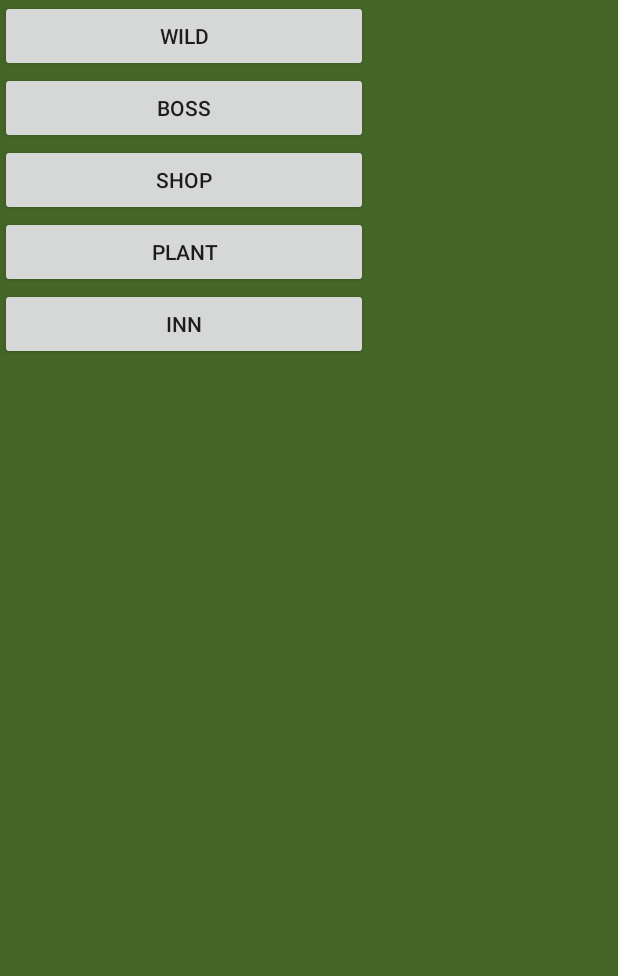
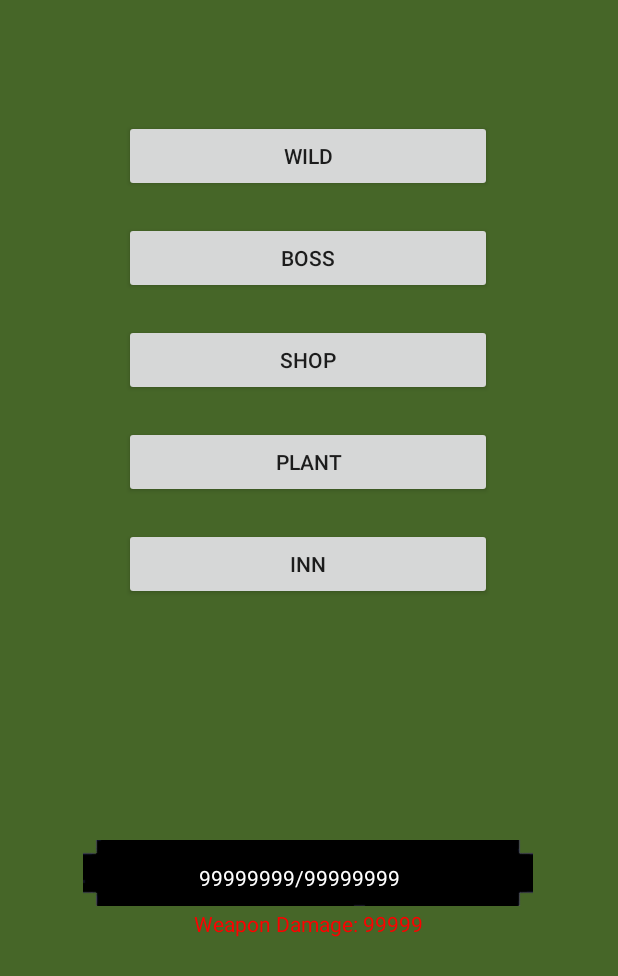
Before and after one commit to piemastr2/ClickerGame2, an Android app: the screen it shows after launch (MainActivity), on a phone screen of 412 x 824 dp. Shown: the top 976 px of the screen. Run offline under Robolectric (Android 15) with nearby library versions, the phone set to English and light mode, and no system bars.

Commit message:
I made changes to the main screen.

```diff
--- /dev/null
+++ b/app/src/main/java/com/musiccoder/clickergame2/Inn.java
@@ -0,0 +1,4 @@
+package com.musiccoder.clickergame2;
+
+public class Inn {
+}
--- a/app/src/main/java/com/musiccoder/clickergame2/MainActivity.java
+++ b/app/src/main/java/com/musiccoder/clickergame2/MainActivity.java
@@ -19,13 +19,21 @@ public class MainActivity extends AppCompatActivity {
             actionBar.hide();
         }
 
-        Button btn = (Button)findViewById(R.id.Shop_main);
+        Button btn_shop = (Button)findViewById(R.id.Shop_main);
+        Button btn_inn = (Button)findViewById(R.id.Inn_main);
 
-        btn.setOnClickListener(new View.OnClickListener() {
+        btn_shop.setOnClickListener(new View.OnClickListener() {
             @Override
             public void onClick(View view) {
                 startActivity(new Intent(MainActivity.this,Shop.class));
             }
         });
+
+        btn_inn.setOnClickListener(new View.OnClickListener() {
+            @Override
+            public void onClick(View view) {
+                startActivity(new Intent(MainActivity.this,Inn.class));
+            }
+        });
     }
 }
--- a/app/src/main/res/layout/activity_main.xml
+++ b/app/src/main/res/layout/activity_main.xml
@@ -5,54 +5,99 @@
     xmlns:app="http://schemas.android.com/apk/res-auto"
     android:layout_width="match_parent"
     android:layout_height="match_parent"
+    android:gravity="center"
     android:background="#466628"
     tools:context="com.musiccoder.clickergame2.MainActivity">
 
     <LinearLayout
-        android:layout_width="368dp"
-        android:layout_height="495dp"
+        android:layout_width="411dp"
+        android:layout_height="626dp"
+        android:layout_gravity="center"
+        android:gravity="center"
         android:orientation="vertical"
-        tools:layout_editor_absoluteX="8dp"
-        tools:layout_editor_absoluteY="8dp">
+        android:paddingTop="70dp"
+        tools:layout_editor_absoluteX="0dp"
+        tools:layout_editor_absoluteY="2dp">
 
         <Button
             android:id="@+id/Wild_main"
             android:layout_width="245dp"
             android:layout_height="wrap_content"
-            android:text="Wild"
-            app:layout_constraintLeft_toLeftOf="parent"
-            app:layout_constraintRight_toRightOf="parent" />
+            android:layout_centerInParent="true"
+            android:layout_margin="10dp"
+            android:text="Wild" />
 
         <Button
             android:id="@+id/Boss_main"
             android:layout_width="245dp"
             android:layout_height="wrap_content"
-            android:text="Boss"
-            app:layout_constraintLeft_toLeftOf="parent"
-            app:layout_constraintRight_toRightOf="parent" />
+            android:layout_centerInParent="true"
+            android:layout_margin="10dp"
+            android:text="Boss" />
 
         <Button
             android:id="@+id/Shop_main"
             android:layout_width="245dp"
             android:layout_height="wrap_content"
-            android:text="Shop"
-            app:layout_constraintLeft_toLeftOf="parent"
-            app:layout_constraintRight_toRightOf="parent" />
+            android:layout_centerInParent="true"
+            android:layout_margin="10dp"
+            android:text="Shop" />
 
         <Button
             android:id="@+id/Plant_main"
             android:layout_width="245dp"
             android:layout_height="wrap_content"
-            android:text="Plant"
-            app:layout_constraintLeft_toLeftOf="parent"
-            app:layout_constraintRight_toRightOf="parent" />
+            android:layout_centerInParent="true"
+            android:layout_margin="10dp"
+            android:text="Plant" />
 
         <Button
             android:id="@+id/Inn_main"
             android:layout_width="245dp"
             android:layout_height="wrap_content"
-            android:text="Inn"
-            app:layout_constraintLeft_toLeftOf="parent"
-            app:layout_constraintRight_toRightOf="parent" />
+            android:layout_centerInParent="true"
+            android:layout_margin="10dp"
+            android:text="Inn" />
+
+
+        <android.support.constraint.ConstraintLayout
+            android:layout_width="300dp"
+            android:layout_height="wrap_content"
+            android:layout_marginTop="150dp">
+
+            <ImageView
+                android:id="@+id/imageView1"
+                android:layout_width="match_parent"
+                android:layout_height="match_parent"
+                android:adjustViewBounds="true"
+                android:maxWidth="300dp"
+                android:maxHeight="66dp"
+                android:scaleType="fitCenter"
+                android:src="@drawable/temp"
+                tools:layout_editor_absoluteX="45dp"
+                tools:layout_editor_absoluteY="5dp" />
+
+            <TextView
+                android:id="@+id/textView"
+                android:layout_width="wrap_content"
+                android:layout_height="wrap_content"
+                android:paddingLeft="77dp"
+                android:paddingTop="15dp"
+                android:text="99999999/99999999"
+                android:textColor="#FFFFFF" />
+
+
+        </android.support.constraint.ConstraintLayout>
+
+        <TextView
+            android:layout_width="wrap_content"
+            android:layout_height="wrap_content"
+            android:paddingTop="2dp"
+            android:text="Weapon Damage: 99999"
+            android:textColor="#FF0000" />
+
     </LinearLayout>
+
+
+
 </android.support.constraint.ConstraintLayout>
```
Also changed, not shown: app/src/main/res/drawable/hp_bar.jpg (added), app/src/main/res/drawable/hp_bar2.jpg (added), app/src/main/res/drawable/hp_bar3.jpg (added), app/src/main/res/drawable/temp.png (added), 1 other file.
